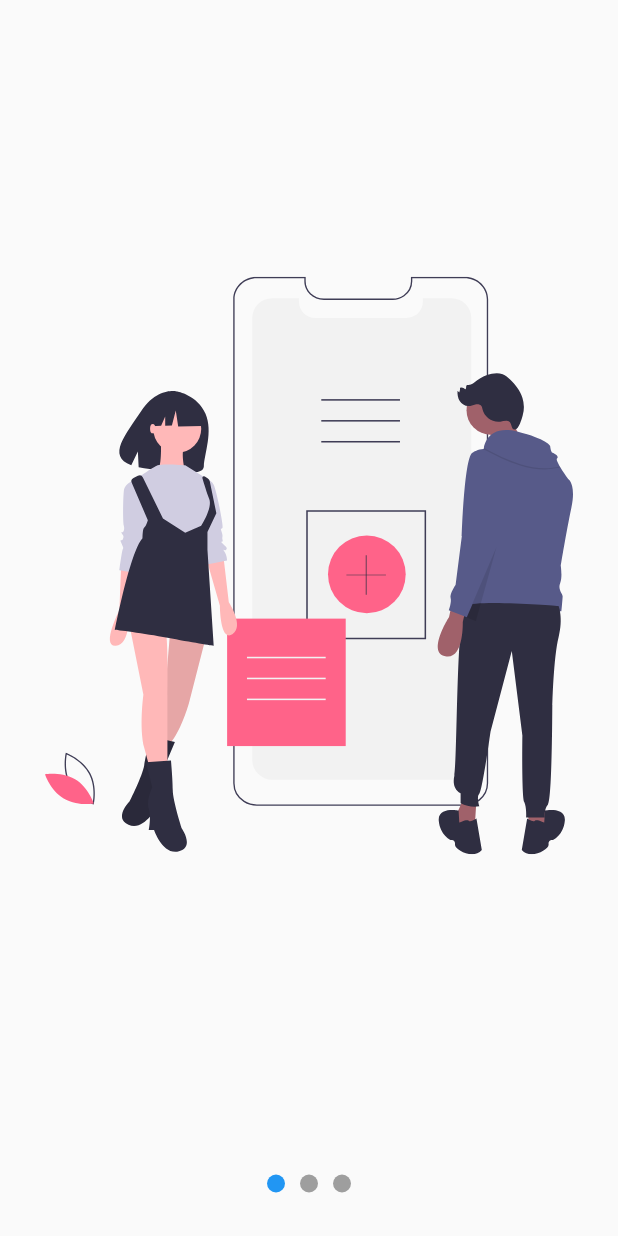
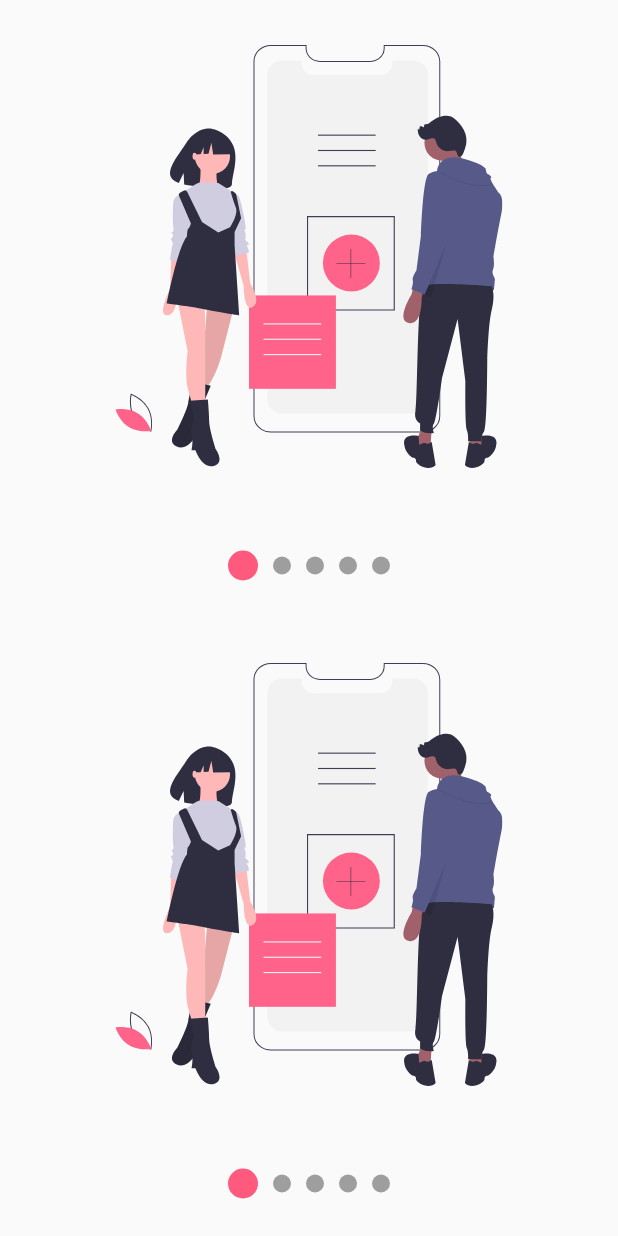
Before and after one commit to Klerith/flutter-disenos-profesionales, a Flutter app: the screen it shows after launch, on a phone screen of 412 x 824 dp. Run offline on Flutter 3.47's test engine with Material 2 defaults, Android fonts, the phone set to English and light mode, and no system bars; our stand-ins replace flutter_svg.

Commit message:
Fin sección 5 - Slideshow

```diff
--- a/lib/main.dart
+++ b/lib/main.dart
@@ -1,8 +1,8 @@
 import 'package:flutter/material.dart';
 
 
+
 import 'package:disenos/src/pages/slideshow_page.dart';
-
 // import 'package:disenos/src/pages/headers_page.dart';
 // import 'package:disenos/src/pages/animaciones_page.dart';
 // import 'package:disenos/src/retos/cuadrado_animado_page.dart';
@@ -18,7 +18,7 @@ class MyApp extends StatelessWidget {
     return MaterialApp(
       debugShowCheckedModeBanner: false,
       title: 'Diseños App',
-      home: SlideShowPage()
+      home: SlideshowPage()
     );
   }
 }
--- /dev/null
+++ b/lib/src/labs/slideshow_page.dart
@@ -0,0 +1,138 @@
+import 'package:flutter/material.dart';
+
+import 'package:provider/provider.dart';
+import 'package:disenos/src/models/slider_model.dart';
+
+import 'package:flutter_svg/flutter_svg.dart';
+
+class SlideShowPage extends StatelessWidget {
+
+  @override
+  Widget build(BuildContext context) {
+    return ChangeNotifierProvider(
+      create: (_) => new SliderModel(),
+      child: Scaffold(
+        body: Center(
+          child: Column(
+            children: <Widget>[
+              Expanded(
+                child: _Slides()
+              ),
+              _Dots()
+            ],
+          )
+        ),
+      ),
+    );
+  }
+}
+
+class _Dots extends StatelessWidget {
+  @override
+  Widget build(BuildContext context) {
+    return Container(
+      width: double.infinity,
+      height: 70,
+      child: Row(
+        mainAxisAlignment: MainAxisAlignment.center,
+        children: <Widget>[
+          _Dot(0),
+          _Dot(1),
+          _Dot(2),
+        ],
+      ),
+    );
+  }
+}
+
+class _Dot extends StatelessWidget {
+
+  final int index;
+
+  _Dot( this.index );
+
+  @override
+  Widget build(BuildContext context) {
+
+    final pageViewIndex = Provider.of<SliderModel>(context).currentPage;
+
+    return AnimatedContainer(
+      duration: Duration( milliseconds: 200 ),
+      width: 12,
+      height: 12,
+      margin: EdgeInsets.symmetric( horizontal: 5 ),
+      decoration: BoxDecoration(
+        color: ( pageViewIndex >= index - 0.5 && pageViewIndex < index + 0.5 )
+                  ? Colors.blue : Colors.grey,
+        shape: BoxShape.circle
+      ),
+    );
+  }
+}
+
+
+
+
+class _Slides extends StatefulWidget {
+
+  @override
+  __SlidesState createState() => __SlidesState();
+}
+
+class __SlidesState extends State<_Slides> {
+
+  final pageViewController = new PageController();
+
+  @override
+  void initState() {
+    super.initState();
+
+    pageViewController.addListener(() {
+
+      // print('Página actual: ${ pageViewController.page }');
+
+      // Actualizar el provider, sliderModel
+      Provider.of<SliderModel>(context, listen: false).currentPage = pageViewController.page;
+
+    });
+
+  }
+
+  @override
+  void dispose() {
+    pageViewController.dispose();
+    super.dispose();
+  }
+
+
+  @override
+  Widget build(BuildContext context) {
+    return Container(
+      child: PageView(
+        controller: pageViewController,
+        children: <Widget>[
+          _Slide( 'assets/svgs/slide-1.svg' ),
+          _Slide( 'assets/svgs/slide-2.svg' ),
+          _Slide( 'assets/svgs/slide-3.svg' ),
+        ],
+      ),
+    );
+  }
+}
+
+class _Slide extends StatelessWidget {
+
+  final String svg;
+
+  _Slide( this.svg );
+
+  @override
+  Widget build(BuildContext context) {
+    return Container(
+      width: double.infinity,
+      height: double.infinity,
+      padding: EdgeInsets.all(30),
+      child: SvgPicture.asset( svg ),
+    );
+  }
+}
--- a/lib/src/pages/slideshow_page.dart
+++ b/lib/src/pages/slideshow_page.dart
@@ -1,138 +1,43 @@
 import 'package:flutter/material.dart';
 
-import 'package:provider/provider.dart';
-import 'package:disenos/src/models/slider_model.dart';
+import 'package:disenos/src/widgets/slideshow.dart';
 
-import 'package:flutter_svg/flutter_svg.dart';
+import 'package:flutter_svg/svg.dart';
 
-class SlideShowPage extends StatelessWidget {
-
+class SlideshowPage extends StatelessWidget {
   @override
   Widget build(BuildContext context) {
-    return ChangeNotifierProvider(
-      create: (_) => new SliderModel(),
-      child: Scaffold(
-        body: Center(
-          child: Column(
-            children: <Widget>[
-              Expanded(
-                child: _Slides()
-              ),
-              _Dots()
-            ],
-          )
-        ),
-      ),
+    return Scaffold(
+      // backgroundColor: Colors.purple,
+      // body: MiSlideshow(),
+      body: Column(
+        children: <Widget>[
+          Expanded(child: MiSlideshow()),
+          Expanded(child: MiSlideshow())
+        ],
+      )
     );
   }
 }
 
-class _Dots extends StatelessWidget {
-  @override
-  Widget build(BuildContext context) {
-    return Container(
-      width: double.infinity,
-      height: 70,
-      child: Row(
-        mainAxisAlignment: MainAxisAlignment.center,
-        children: <Widget>[
-          _Dot(0),
-          _Dot(1),
-          _Dot(2),
-        ],
-      ),
-    );
-  }
-}
-
-class _Dot extends StatelessWidget {
-
-  final int index;
-
-  _Dot( this.index );
-
-  @override
-  Widget build(BuildContext context) {
-
-    final pageViewIndex = Provider.of<SliderModel>(context).currentPage;
-
-    return AnimatedContainer(
-      duration: Duration( milliseconds: 200 ),
-      width: 12,
-      height: 12,
-      margin: EdgeInsets.symmetric( horizontal: 5 ),
-      decoration: BoxDecoration(
-        color: ( pageViewIndex >= index - 0.5 && pageViewIndex < index + 0.5 )
-                  ? Colors.blue : Colors.grey,
-        shape: BoxShape.circle
-      ),
-    );
-  }
-}
-
-
-
-
-class _Slides extends StatefulWidget {
-
-  @override
-  __SlidesState createState() => __SlidesState();
-}
-
-class __SlidesState extends State<_Slides> {
-
-  final pageViewController = new PageController();
-
-  @override
-  void initState() {
-    super.initState();
-
-    pageViewController.addListener(() {
-
-      // print('Página actual: ${ pageViewController.page }');
-
-      // Actualizar el provider, sliderModel
-      Provider.of<SliderModel>(context, listen: false).currentPage = pageViewController.page;
-
-    });
-
-  }
-
-  @override
-  void dispose() {
-    pageViewController.dispose();
-    super.dispose();
-  }
+class MiSlideshow extends StatelessWidget {
 
 
   @override
   Widget build(BuildContext context) {
-    return Container(
-      child: PageView(
-        controller: pageViewController,
-        children: <Widget>[
-          _Slide( 'assets/svgs/slide-1.svg' ),
-          _Slide( 'assets/svgs/slide-2.svg' ),
-          _Slide( 'assets/svgs/slide-3.svg' ),
-        ],
-      ),
+    return Slideshow(
+      bulletPrimario: 20,
+      bulletSecundario: 12,
+      // puntosArriba: true,
+      colorPrimario: Color(0xffFF5A7E),
+      // colorSecundario: Colors.red,
+      slides: <Widget>[
+        SvgPicture.asset('assets/svgs/slide-1.svg'),
+        SvgPicture.asset('assets/svgs/slide-2.svg'),
+        SvgPicture.asset('assets/svgs/slide-3.svg'),
+        SvgPicture.asset('assets/svgs/slide-4.svg'),
+        SvgPicture.asset('assets/svgs/slide-5.svg'),
+      ],
     );
   }
 }
-
-class _Slide extends StatelessWidget {
-
-  final String svg;
-
-  _Slide( this.svg );
-
-  @override
-  Widget build(BuildContext context) {
-    return Container(
-      width: double.infinity,
-      height: double.infinity,
-      padding: EdgeInsets.all(30),
-      child: SvgPicture.asset( svg ),
-    );
-  }
-}
--- /dev/null
+++ b/lib/src/widgets/slideshow.dart
@@ -0,0 +1,248 @@
+import 'package:flutter/material.dart';
+
+import 'package:provider/provider.dart';
+
+
+class Slideshow extends StatelessWidget {
+
+  final List<Widget> slides;
+  final bool puntosArriba;
+  final Color colorPrimario;
+  final Color colorSecundario;
+  final double bulletPrimario;
+  final double bulletSecundario;
+
+  Slideshow({
+    @required this.slides,
+    this.puntosArriba     = false,
+    this.colorPrimario    = Colors.blue,
+    this.colorSecundario  = Colors.grey,
+    this.bulletPrimario   = 12.0,
+    this.bulletSecundario = 12.0,
+  });
+
+
+  @override
+  Widget build(BuildContext context) {
+
+
+    return ChangeNotifierProvider(
+      create: (_) => new _SlideshowModel(),
+      child: SafeArea(
+        child: Center(
+          child: Builder(
+            builder: (BuildContext context) {
+
+              Provider.of<_SlideshowModel>(context).colorPrimario   = this.colorPrimario;
+              Provider.of<_SlideshowModel>(context).colorSecundario = this.colorSecundario;
+
+              Provider.of<_SlideshowModel>(context).bulletPrimario   = this.bulletPrimario;
+              Provider.of<_SlideshowModel>(context).bulletSecundario = this.bulletSecundario;
+
+              return _CrearEstructuraSlideshow(puntosArriba: puntosArriba, slides: slides);
+            },
+          )
+        ),
+      ),
+    );
+
+  }
+}
+
+class _CrearEstructuraSlideshow extends StatelessWidget {
+  const _CrearEstructuraSlideshow({
+    Key key,
+    @required this.puntosArriba,
+    @required this.slides,
+  }) : super(key: key);
+
+  final bool puntosArriba;
+  final List<Widget> slides;
+
+  @override
+  Widget build(BuildContext context) {
+    return Column(
+      children: <Widget>[
+        if ( this.puntosArriba )
+          _Dots( this.slides.length ),
+
+        Expanded(
+          child: _Slides( this.slides )
+        ),
+
+        if ( !this.puntosArriba )
+          _Dots( this.slides.length ),
+      ],
+    );
+  }
+}
+
+
+
+class _Dots extends StatelessWidget {
+
+  final int totalSlides;
+
+  _Dots( this.totalSlides );
+
+  @override
+  Widget build(BuildContext context) {
+    return Container(
+      width: double.infinity,
+      height: 70,
+      child: Row(
+        mainAxisAlignment: MainAxisAlignment.center,
+        children: List.generate( this.totalSlides, (i) => _Dot(i) ),
+      ),
+    );
+  }
+}
+
+class _Dot extends StatelessWidget {
+
+  final int index;
+
+  _Dot( this.index );
+
+  @override
+  Widget build(BuildContext context) {
+
+    final ssModel = Provider.of<_SlideshowModel>(context);
+    double tamano;
+    Color color;
+
+    if ( ssModel.currentPage >= index - 0.5 && ssModel.currentPage < index + 0.5 ) {
+
+      tamano = ssModel.bulletPrimario;
+      color  = ssModel.colorPrimario;
+
+    } else {
+
+      tamano = ssModel.bulletSecundario;
+      color  = ssModel.colorSecundario;
+    }
+
+    return AnimatedContainer(
+      duration: Duration( milliseconds: 200 ),
+
+      width: tamano,
+      height: tamano,
+      margin: EdgeInsets.symmetric( horizontal: 5 ),
+      decoration: BoxDecoration(
+        color: color,
+        shape: BoxShape.circle
+      ),
+    );
+  }
+}
+
+
+
+
+class _Slides extends StatefulWidget {
+
+  final List<Widget> slides;
+
+  _Slides( this.slides );
+
+  @override
+  __SlidesState createState() => __SlidesState();
+}
+
+class __SlidesState extends State<_Slides> {
+
+  final pageViewController = new PageController();
+
+  @override
+  void initState() {
+    super.initState();
+
+    pageViewController.addListener(() {
+      Provider.of<_SlideshowModel>(context, listen: false).currentPage = pageViewController.page;
+    });
+
+  }
+
+  @override
+  void dispose() {
+    pageViewController.dispose();
+    super.dispose();
+  }
+
+
+  @override
+  Widget build(BuildContext context) {
+
+    return Container(
+      child: PageView(
+        controller: pageViewController,
+        // children: <Widget>[
+        //   _Slide( 'assets/svgs/slide-1.svg' ),
+        //   _Slide( 'assets/svgs/slide-2.svg' ),
+        //   _Slide( 'assets/svgs/slide-3.svg' ),
+        // ],
+        children: widget.slides.map( (slide) => _Slide( slide ) ).toList(),
+      ),
+    );
+  }
+}
+
+class _Slide extends StatelessWidget {
+
+  final Widget slide;
+
+  _Slide( this.slide );
+
+  @override
+  Widget build(BuildContext context) {
+    return Container(
+      width: double.infinity,
+      height: double.infinity,
+      padding: EdgeInsets.all(30),
+      child: slide
+    );
+  }
+}
+
+
+
+class _SlideshowModel with ChangeNotifier{
+
+  double _currentPage     = 0;
+  Color _colorPrimario    = Colors.blue;
+  Color _colorSecundario  = Colors.grey;
+  double _bulletPrimario   = 12;
+  double _bulletSecundario = 12;
+
+  double get currentPage => this._currentPage;
+
+  set currentPage( double pagina ) {
+    this._currentPage = pagina;
+    notifyListeners();
+  }
+
+  Color get colorPrimario => this._colorPrimario;
+  set colorPrimario( Color color ) {
+    this._colorPrimario = color;
+    notifyListeners();
+  }
+
+  Color get colorSecundario => this._colorSecundario;
+  set colorSecundario( Color color ) {
+    this._colorSecundario = color;
+    notifyListeners();
+  }
+
+  double get bulletPrimario => this._bulletPrimario;
+  set bulletPrimario( double tamano ) {
+    this._bulletPrimario = tamano;
+    notifyListeners();
+  }
+
+  double get bulletSecundario => this._bulletSecundario;
+  set bulletSecundario( double tamano ) {
+    this._bulletSecundario = tamano;
+    notifyListeners();
+  }
+
+}
--- a/pubspec.yaml
+++ b/pubspec.yaml
@@ -14,7 +14,7 @@ description: A new Flutter project.
 version: 1.0.0+1
 
 environment:
-  sdk: ">=2.1.0 <3.0.0"
+  sdk: ">=2.3.0 <3.0.0"
 
 dependencies:
   flutter:
```
